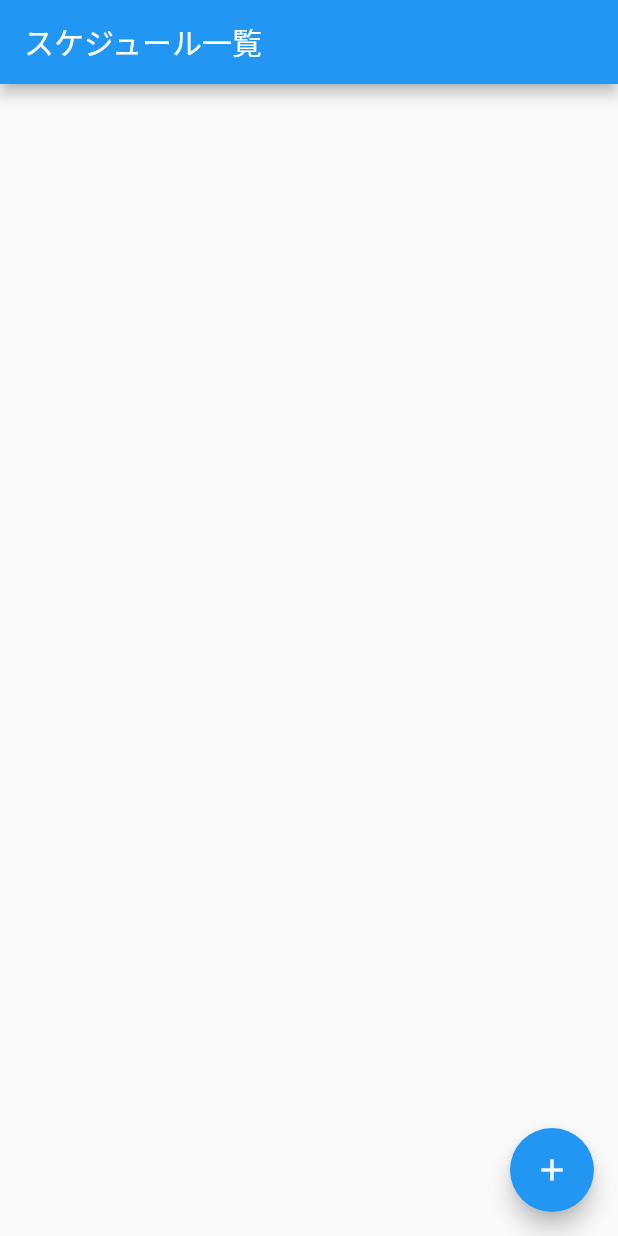
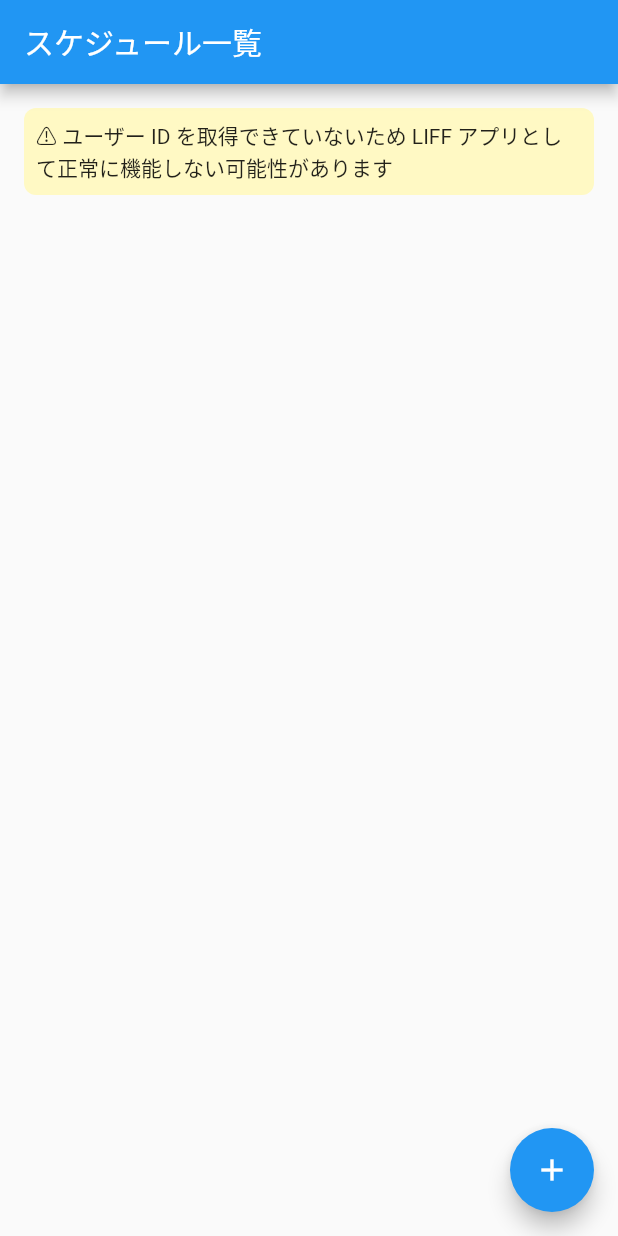
Before and after one commit to tokku5552/flutter_liff_scheduler, a Flutter app: the screen it shows after launch, on a phone screen of 412 x 824 dp. Run offline on Flutter 3.47's test engine with Material 2 defaults, Android fonts, the light colour scheme and no system bars; our stand-ins replace flutter_datetime_picker, flutter_dotenv, js; statements that could not run were skipped.

Commit message:
feat: enable to run app even though userId is not correctly fetched if kDebugMode

```diff
--- a/lib/js/flutter_liff.dart
+++ b/lib/js/flutter_liff.dart
@@ -7,7 +7,7 @@ import 'package:js/js.dart';
 external Object init(Config config);
 
 @JS('getUserId')
-external Object getUserId();
+external Object getUserId([bool ignoreError = false]);
 
 @JS('getLiffId')
 external String getLiffId();
--- a/lib/main.dart
+++ b/lib/main.dart
@@ -1,3 +1,4 @@
+import 'package:flutter/foundation.dart';
 import 'package:flutter/gestures.dart';
 import 'package:flutter/material.dart';
 import 'package:flutter_dotenv/flutter_dotenv.dart';
@@ -26,8 +27,8 @@ Future<void> main() async {
     ),
   );
 
-  // ユーザー ID を取得して上書きする。
-  userId = await promiseToFuture(liff.getUserId()) ?? '';
+  // デバッグモードではユーザー ID 取得のエラーを無視する。
+  userId = await promiseToFuture(liff.getUserId(kDebugMode));
   runApp(const App());
 }
 
--- a/lib/ui/schedule.dart
+++ b/lib/ui/schedule.dart
@@ -1,5 +1,6 @@
 import 'package:flutter/material.dart';
 import 'package:flutter_datetime_picker/flutter_datetime_picker.dart';
+import 'package:flutter_liff_scheduler/main.dart';
 
 import '../http_request.dart';
 import '../schedule.dart';
@@ -32,6 +33,19 @@ class SchedulesPageState extends State<SchedulesPage> {
               },
               child: Column(
                 children: [
+                  if (userId.isEmpty)
+                    Container(
+                      margin: const EdgeInsets.all(16),
+                      padding: const EdgeInsets.all(8),
+                      decoration: BoxDecoration(
+                        color: Colors.yellow[100],
+                        borderRadius: BorderRadius.circular(8),
+                      ),
+                      child: const Text(
+                        '⚠️ ユーザー ID を取得できていないため '
+                        'LIFF アプリとして正常に機能しない可能性があります',
+                      ),
+                    ),
                   Expanded(
                     child: ListView.builder(
                       itemCount: schedules.length,
```
Also changed, not shown: 1 other file.
